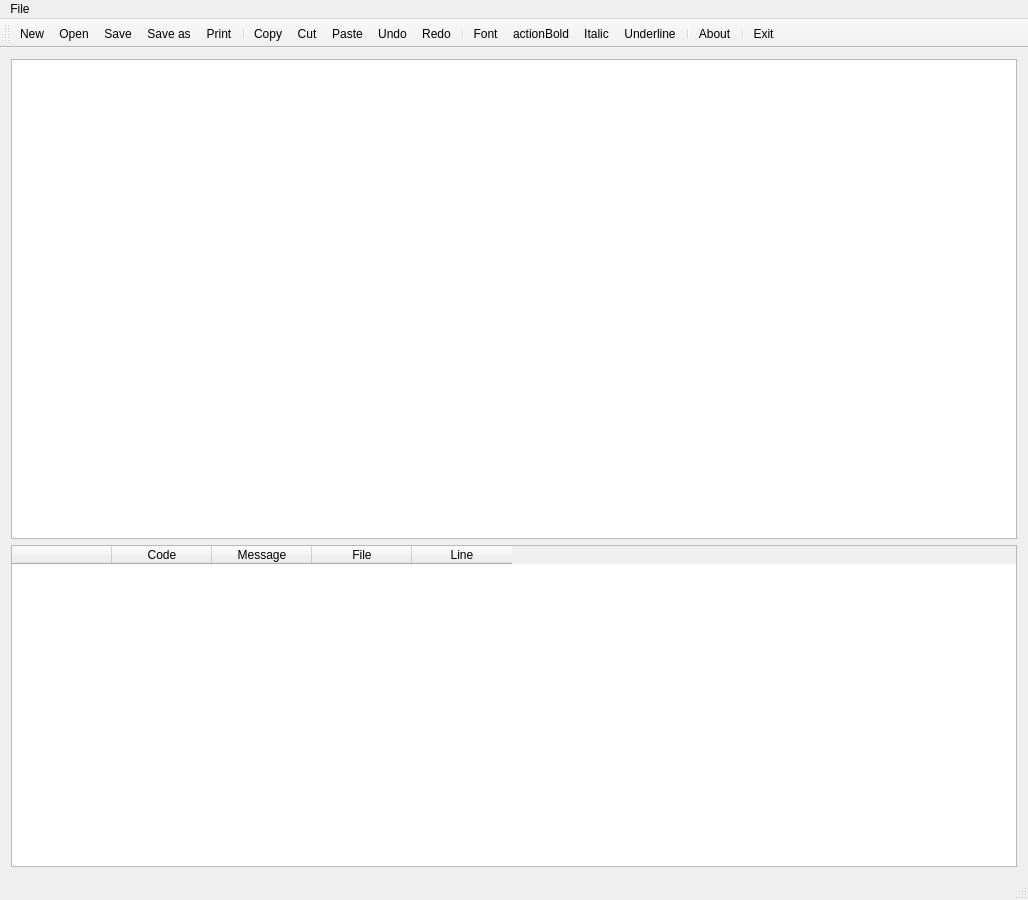
This is linty/MainWindow.ui in Ayymoose/PC-Lint-GUI as Qt 5 draws it before an edit. The edited form follows.
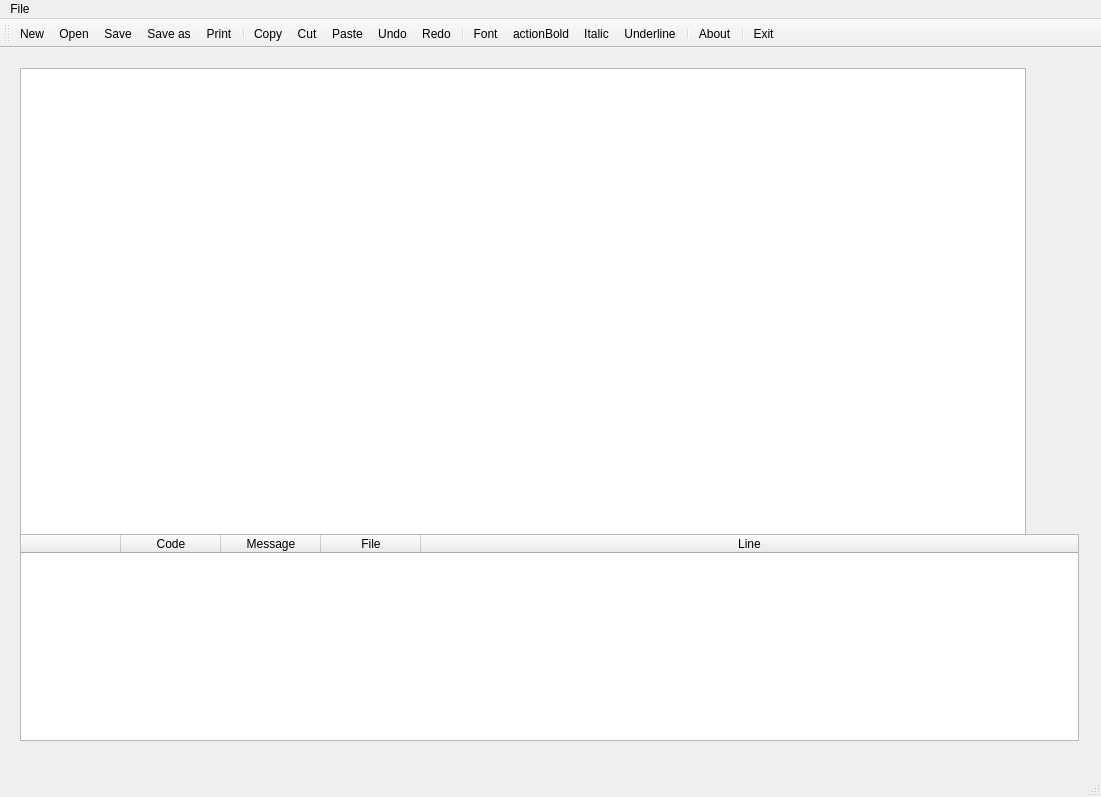
This is the edited form. Icons and pictures are not drawn.

```diff
--- a/linty/MainWindow.ui
+++ b/linty/MainWindow.ui
@@ -6,8 +6,8 @@
    <rect>
     <x>0</x>
     <y>0</y>
-    <width>1024</width>
-    <height>900</height>
+    <width>1101</width>
+    <height>797</height>
    </rect>
   </property>
   <property name="sizePolicy">
@@ -20,6 +20,15 @@
    <string>Notepad</string>
   </property>
   <widget class="QWidget" name="centralWidget">
+   <widget class="QWidget" name="layoutWidget">
+    <property name="geometry">
+     <rect>
+      <x>9</x>
+      <y>9</y>
+      <width>1081</width>
+      <height>695</height>
+     </rect>
+    </property>
    <layout class="QVBoxLayout" name="verticalLayout">
     <item>
      <widget class="QTextEdit" name="textEdit">
@@ -81,6 +90,10 @@
       <property name="mouseTracking">
        <bool>true</bool>
       </property>
+       <property name="styleSheet">
+        <string notr="true">selection-background-color: rgb(195, 225, 255);
+selection-color: rgb(0, 0, 0);</string>
+       </property>
       <property name="editTriggers">
        <set>QAbstractItemView::NoEditTriggers</set>
       </property>
@@ -99,14 +112,20 @@
       <attribute name="horizontalHeaderVisible">
        <bool>true</bool>
       </attribute>
+       <attribute name="horizontalHeaderMinimumSectionSize">
+        <number>20</number>
+       </attribute>
       <attribute name="horizontalHeaderHighlightSections">
        <bool>true</bool>
       </attribute>
       <attribute name="horizontalHeaderStretchLastSection">
-       <bool>false</bool>
+        <bool>true</bool>
       </attribute>
       <attribute name="verticalHeaderVisible">
-       <bool>false</bool>
+        <bool>true</bool>
+       </attribute>
+       <attribute name="verticalHeaderDefaultSectionSize">
+        <number>27</number>
       </attribute>
       <attribute name="verticalHeaderHighlightSections">
        <bool>true</bool>
@@ -143,12 +162,13 @@
     </item>
    </layout>
   </widget>
+  </widget>
   <widget class="QMenuBar" name="menuBar">
    <property name="geometry">
     <rect>
      <x>0</x>
      <y>0</y>
-     <width>1024</width>
+     <width>1101</width>
      <height>21</height>
     </rect>
    </property>
```
Lines whose indentation alone changed are shown as unchanged.
